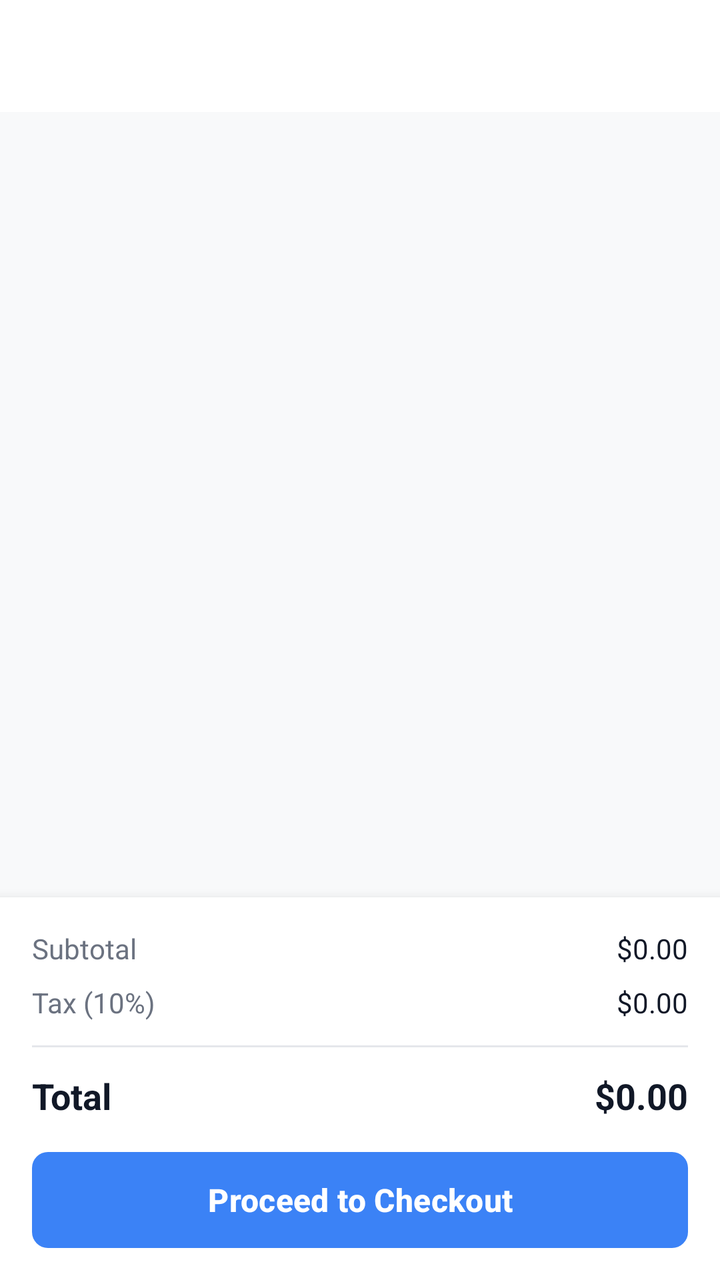
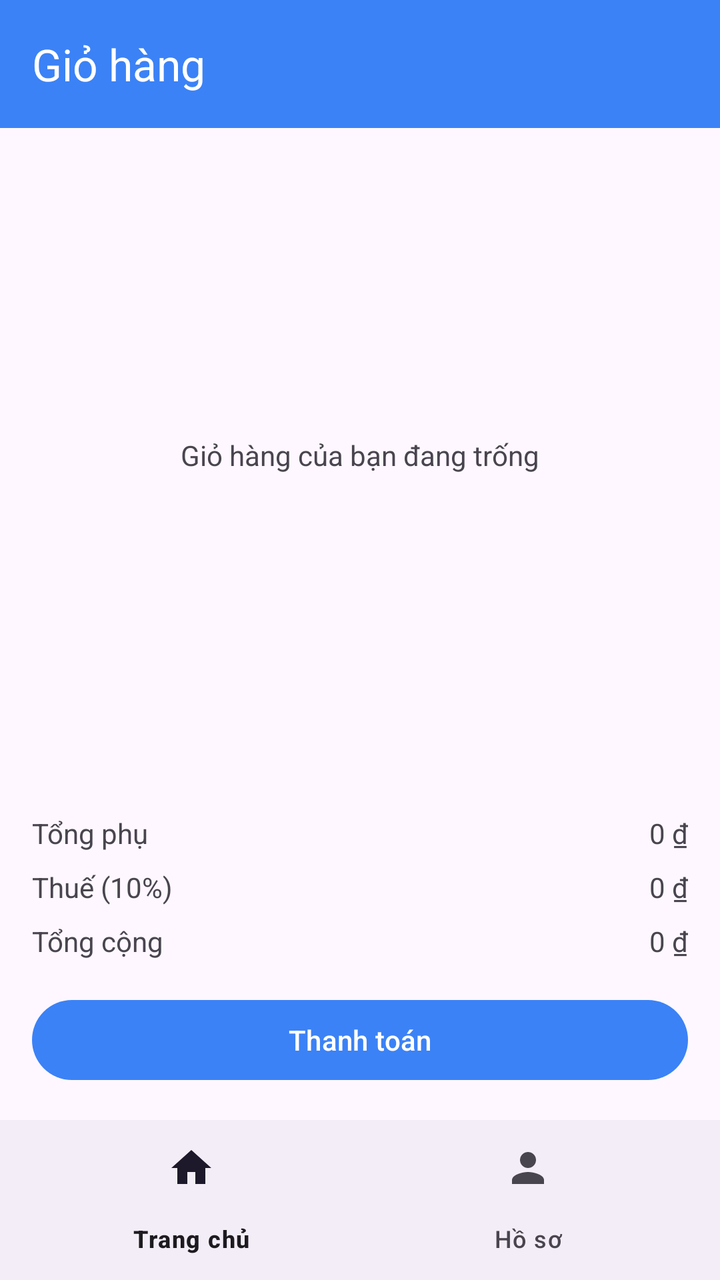

An Android layout rendered at two revisions. The XML below is the earlier revision; the diff shows what the commit changed to produce the second picture.
<!-- AndroidManifest.xml: application theme Theme.Gky -->
<!-- res/layout/activity_cart.xml -->
<?xml version="1.0" encoding="utf-8"?>
<androidx.constraintlayout.widget.ConstraintLayout xmlns:android="http://schemas.android.com/apk/res/android"
    xmlns:app="http://schemas.android.com/apk/res-auto"
    android:layout_width="match_parent"
    android:layout_height="match_parent"
    android:background="#F8F9FA">

    
    <androidx.appcompat.widget.Toolbar
        android:id="@+id/toolbar"
        android:layout_width="match_parent"
        android:layout_height="56dp"
        android:background="@android:color/white"
        android:elevation="4dp"
        app:layout_constraintEnd_toEndOf="parent"
        app:layout_constraintStart_toStartOf="parent"
        app:layout_constraintTop_toTopOf="parent" />

    
    <androidx.recyclerview.widget.RecyclerView
        android:id="@+id/rvCartItems"
        android:layout_width="match_parent"
        android:layout_height="0dp"
        android:padding="8dp"
        app:layout_constraintBottom_toTopOf="@+id/priceContainer"
        app:layout_constraintEnd_toEndOf="parent"
        app:layout_constraintStart_toStartOf="parent"
        app:layout_constraintTop_toBottomOf="@+id/toolbar" />

    
    <LinearLayout
        android:id="@+id/tvEmptyCart"
        android:layout_width="wrap_content"
        android:layout_height="wrap_content"
        android:orientation="vertical"
        android:gravity="center"
        android:visibility="gone"
        app:layout_constraintBottom_toBottomOf="@+id/rvCartItems"
        app:layout_constraintEnd_toEndOf="@+id/rvCartItems"
        app:layout_constraintStart_toStartOf="@+id/rvCartItems"
        app:layout_constraintTop_toTopOf="@+id/rvCartItems">

        <ImageView
            android:layout_width="80dp"
            android:layout_height="80dp"
            android:src="@drawable/ic_shopping_cart"
            android:alpha="0.3"
            android:layout_marginBottom="16dp" />

        <TextView
            android:layout_width="wrap_content"
            android:layout_height="wrap_content"
            android:text="Your cart is empty"
            android:textSize="18sp"
            android:textColor="#6B7280"
            android:textStyle="bold" />

        <TextView
            android:layout_width="wrap_content"
            android:layout_height="wrap_content"
            android:text="Add some products to get started"
            android:textSize="14sp"
            android:textColor="#9CA3AF"
            android:layout_marginTop="8dp" />

    </LinearLayout>

    
    <LinearLayout
        android:id="@+id/priceContainer"
        android:layout_width="match_parent"
        android:layout_height="wrap_content"
        android:orientation="vertical"
        android:background="@android:color/white"
        android:elevation="8dp"
        android:padding="16dp"
        app:layout_constraintBottom_toBottomOf="parent"
        app:layout_constraintEnd_toEndOf="parent"
        app:layout_constraintStart_toStartOf="parent">

        
        <LinearLayout
            android:layout_width="match_parent"
            android:layout_height="wrap_content"
            android:orientation="horizontal"
            android:layout_marginBottom="8dp">

            <TextView
                android:layout_width="0dp"
                android:layout_height="wrap_content"
                android:layout_weight="1"
                android:text="Subtotal"
                android:textColor="#6B7280"
                android:textSize="14sp" />

            <TextView
                android:id="@+id/tvSubtotal"
                android:layout_width="wrap_content"
                android:layout_height="wrap_content"
                android:text="$0.00"
                android:textColor="#111827"
                android:textSize="14sp" />

        </LinearLayout>

        
        <LinearLayout
            android:layout_width="match_parent"
            android:layout_height="wrap_content"
            android:orientation="horizontal"
            android:layout_marginBottom="12dp">

            <TextView
                android:layout_width="0dp"
                android:layout_height="wrap_content"
                android:layout_weight="1"
                android:text="Tax (10%)"
                android:textColor="#6B7280"
                android:textSize="14sp" />

            <TextView
                android:id="@+id/tvTax"
                android:layout_width="wrap_content"
                android:layout_height="wrap_content"
                android:text="$0.00"
                android:textColor="#111827"
                android:textSize="14sp" />

        </LinearLayout>

        
        <View
            android:layout_width="match_parent"
            android:layout_height="1dp"
            android:background="#E5E7EB"
            android:layout_marginBottom="12dp" />

        
        <LinearLayout
            android:layout_width="match_parent"
            android:layout_height="wrap_content"
            android:orientation="horizontal"
            android:layout_marginBottom="16dp">

            <TextView
                android:layout_width="0dp"
                android:layout_height="wrap_content"
                android:layout_weight="1"
                android:text="Total"
                android:textColor="#111827"
                android:textSize="18sp"
                android:textStyle="bold" />

            <TextView
                android:id="@+id/tvTotal"
                android:layout_width="wrap_content"
                android:layout_height="wrap_content"
                android:text="$0.00"
                android:textColor="#111827"
                android:textSize="18sp"
                android:textStyle="bold" />

        </LinearLayout>

        
        <Button
            android:id="@+id/btnCheckout"
            android:layout_width="match_parent"
            android:layout_height="48dp"
            android:text="Proceed to Checkout"
            android:textColor="@android:color/white"
            android:background="@drawable/button_primary"
            android:textStyle="bold"
            android:textSize="16sp" />

    </LinearLayout>

</androidx.constraintlayout.widget.ConstraintLayout>
<!-- resources referenced by this layout -->
<resources>
  <!-- drawable button_primary (drawable) -->
  <?xml version="1.0" encoding="utf-8"?>
  <shape xmlns:android="http://schemas.android.com/apk/res/android"
      android:shape="rectangle">
      <solid android:color="#3B82F6" />
      <corners android:radius="8dp" />
  </shape>
  <!-- drawable ic_shopping_cart (drawable) -->
  <?xml version="1.0" encoding="utf-8"?>
  <vector xmlns:android="http://schemas.android.com/apk/res/android"
      android:width="24dp"
      android:height="24dp"
      android:viewportWidth="24"
      android:viewportHeight="24">
      <path
          android:fillColor="#FF000000"
          android:pathData="M7,18c1.1,0 2,0.9 2,2s-0.9,2 -2,2 -2,-0.9 -2,-2 0.9,-2 2,-2zM1,2v2h2l3.6,7.59 -1.35,2.45c-0.16,0.28 -0.25,0.61 -0.25,0.96 0,1.1 0.9,2 2,2h12v-2L7.42,15c-0.14,0 -0.25,-0.11 -0.25,-0.25l0.03,-0.12L8.1,13h7.45c0.75,0 1.41,-0.41 1.75,-1.03L21.7,4H5.21l-0.94,-2L1,2zM17,18c1.1,0 2,0.9 2,2s-0.9,2 -2,2 -2,-0.9 -2,-2 0.9,-2 2,-2z"/>
  </vector>
  <style name="Theme.Gky" parent="Base.Theme.Gky" />
  <style name="Base.Theme.Gky" parent="Theme.Material3.DayNight.NoActionBar">
          
          <item name="colorPrimary">#3B82F6</item>
          <item name="colorPrimaryVariant">#1E40AF</item>
          <item name="colorOnPrimary">#FFFFFF</item>
          <item name="colorSecondary">#10B981</item>
          <item name="colorSecondaryVariant">#059669</item>
          <item name="colorOnSecondary">#FFFFFF</item>
          <item name="android:statusBarColor">@color/primary_blue_dark</item>
      </style>
  <color name="primary_blue_dark">#1E40AF</color>
</resources>

<!-- the commit's change to res/layout/activity_cart.xml (unified diff, before → after) -->
@@ -1,178 +1,121 @@
 <?xml version="1.0" encoding="utf-8"?>
-<androidx.constraintlayout.widget.ConstraintLayout xmlns:android="http://schemas.android.com/apk/res/android"
+<RelativeLayout xmlns:android="http://schemas.android.com/apk/res/android"
     xmlns:app="http://schemas.android.com/apk/res-auto"
     android:layout_width="match_parent"
-    android:layout_height="match_parent"
-    android:background="#F8F9FA">
+    android:layout_height="match_parent">
 
-    
+    <LinearLayout
+        android:layout_width="match_parent"
+        android:layout_height="match_parent"
+        android:orientation="vertical"
+        android:layout_above="@+id/bottom_navigation">
+
     <androidx.appcompat.widget.Toolbar
         android:id="@+id/toolbar"
         android:layout_width="match_parent"
-        android:layout_height="56dp"
-        android:background="@android:color/white"
-        android:elevation="4dp"
-        app:layout_constraintEnd_toEndOf="parent"
-        app:layout_constraintStart_toStartOf="parent"
-        app:layout_constraintTop_toTopOf="parent" />
+        android:layout_height="?attr/actionBarSize"
+        android:background="?attr/colorPrimary"
+        app:title="@string/cart"
+        app:titleTextColor="@android:color/white" />
 
-    
-    <androidx.recyclerview.widget.RecyclerView
-        android:id="@+id/rvCartItems"
+    <FrameLayout
         android:layout_width="match_parent"
         android:layout_height="0dp"
-        android:padding="8dp"
-        app:layout_constraintBottom_toTopOf="@+id/priceContainer"
-        app:layout_constraintEnd_toEndOf="parent"
-        app:layout_constraintStart_toStartOf="parent"
-        app:layout_constraintTop_toBottomOf="@+id/toolbar" />
+        android:layout_weight="1">
 
-    
-    <LinearLayout
-        android:id="@+id/tvEmptyCart"
-        android:layout_width="wrap_content"
-        android:layout_height="wrap_content"
-        android:orientation="vertical"
-        android:gravity="center"
-        android:visibility="gone"
-        app:layout_constraintBottom_toBottomOf="@+id/rvCartItems"
-        app:layout_constraintEnd_toEndOf="@+id/rvCartItems"
-        app:layout_constraintStart_toStartOf="@+id/rvCartItems"
-        app:layout_constraintTop_toTopOf="@+id/rvCartItems">
-
-        <ImageView
-            android:layout_width="80dp"
-            android:layout_height="80dp"
-            android:src="@drawable/ic_shopping_cart"
-            android:alpha="0.3"
-            android:layout_marginBottom="16dp" />
+        <androidx.recyclerview.widget.RecyclerView
+            android:id="@+id/rvCartItems"
+            android:layout_width="match_parent"
+            android:layout_height="match_parent"
+            android:padding="8dp" />
 
         <TextView
+            android:id="@+id/tvEmptyCart"
             android:layout_width="wrap_content"
             android:layout_height="wrap_content"
-            android:text="Your cart is empty"
-            android:textSize="18sp"
-            android:textColor="#6B7280"
-            android:textStyle="bold" />
+            android:layout_gravity="center"
+            android:text="Giỏ hàng của bạn đang trống" />
 
-        <TextView
-            android:layout_width="wrap_content"
-            android:layout_height="wrap_content"
-            android:text="Add some products to get started"
-            android:textSize="14sp"
-            android:textColor="#9CA3AF"
-            android:layout_marginTop="8dp" />
+    </FrameLayout>
 
-    </LinearLayout>
-
-    
     <LinearLayout
         android:id="@+id/priceContainer"
         android:layout_width="match_parent"
         android:layout_height="wrap_content"
         android:orientation="vertical"
-        android:background="@android:color/white"
-        android:elevation="8dp"
-        android:padding="16dp"
-        app:layout_constraintBottom_toBottomOf="parent"
-        app:layout_constraintEnd_toEndOf="parent"
-        app:layout_constraintStart_toStartOf="parent">
+        android:padding="16dp">
 
-        
         <LinearLayout
             android:layout_width="match_parent"
             android:layout_height="wrap_content"
-            android:orientation="horizontal"
-            android:layout_marginBottom="8dp">
+            android:orientation="horizontal">
 
             <TextView
                 android:layout_width="0dp"
                 android:layout_height="wrap_content"
                 android:layout_weight="1"
-                android:text="Subtotal"
-                android:textColor="#6B7280"
-                android:textSize="14sp" />
+                android:text="Tổng phụ" />
 
             <TextView
                 android:id="@+id/tvSubtotal"
                 android:layout_width="wrap_content"
                 android:layout_height="wrap_content"
-                android:text="$0.00"
-                android:textColor="#111827"
-                android:textSize="14sp" />
-
+                android:text="0 ₫" />
         </LinearLayout>
 
-        
         <LinearLayout
             android:layout_width="match_parent"
             android:layout_height="wrap_content"
-            android:orientation="horizontal"
-            android:layout_marginBottom="12dp">
+            android:layout_marginTop="8dp"
+            android:orientation="horizontal">
 
             <TextView
                 android:layout_width="0dp"
                 android:layout_height="wrap_content"
                 android:layout_weight="1"
-                android:text="Tax (10%)"
-                android:textColor="#6B7280"
-                android:textSize="14sp" />
+                android:text="Thuế (10%)" />
 
             <TextView
                 android:id="@+id/tvTax"
                 android:layout_width="wrap_content"
                 android:layout_height="wrap_content"
-                android:text="$0.00"
-                android:textColor="#111827"
-                android:textSize="14sp" />
-
+                android:text="0 ₫" />
         </LinearLayout>
 
-        
-        <View
-            android:layout_width="match_parent"
-            android:layout_height="1dp"
-            android:background="#E5E7EB"
-            android:layout_marginBottom="12dp" />
-
-        
         <LinearLayout
             android:layout_width="match_parent"
             android:layout_height="wrap_content"
-            android:orientation="horizontal"
-            android:layout_marginBottom="16dp">
+            android:layout_marginTop="8dp"
+            android:orientation="horizontal">
 
             <TextView
                 android:layout_width="0dp"
                 android:layout_height="wrap_content"
                 android:layout_weight="1"
-                android:text="Total"
-                android:textColor="#111827"
-                android:textSize="18sp"
-                android:textStyle="bold" />
+                android:text="Tổng cộng" />
 
             <TextView
                 android:id="@+id/tvTotal"
                 android:layout_width="wrap_content"
                 android:layout_height="wrap_content"
-                android:text="$0.00"
-                android:textColor="#111827"
-                android:textSize="18sp"
-                android:textStyle="bold" />
-
+                android:text="0 ₫" />
         </LinearLayout>
 
-        
         <Button
             android:id="@+id/btnCheckout"
             android:layout_width="match_parent"
-            android:layout_height="48dp"
-            android:text="Proceed to Checkout"
-            android:textColor="@android:color/white"
-            android:background="@drawable/button_primary"
-            android:textStyle="bold"
-            android:textSize="16sp" />
+            android:layout_height="wrap_content"
+            android:layout_marginTop="16dp"
+            android:text="Thanh toán" />
+    </LinearLayout>
 
     </LinearLayout>
 
-</androidx.constraintlayout.widget.ConstraintLayout>
+    <com.google.android.material.bottomnavigation.BottomNavigationView
+        android:id="@+id/bottom_navigation"
+        android:layout_width="match_parent"
+        android:layout_height="wrap_content"
+        android:layout_alignParentBottom="true"
+        app:menu="@menu/bottom_navigation_menu" />
+
+</RelativeLayout>
<!-- resource entries referenced after the edit -->
@@ -1,23 +1,6 @@
 <!-- resources referenced by this layout -->
 <resources>
-  <!-- drawable button_primary (drawable) -->
-  <?xml version="1.0" encoding="utf-8"?>
-  <shape xmlns:android="http://schemas.android.com/apk/res/android"
-      android:shape="rectangle">
-      <solid android:color="#3B82F6" />
-      <corners android:radius="8dp" />
-  </shape>
-  <!-- drawable ic_shopping_cart (drawable) -->
-  <?xml version="1.0" encoding="utf-8"?>
-  <vector xmlns:android="http://schemas.android.com/apk/res/android"
-      android:width="24dp"
-      android:height="24dp"
-      android:viewportWidth="24"
-      android:viewportHeight="24">
-      <path
-          android:fillColor="#FF000000"
-          android:pathData="M7,18c1.1,0 2,0.9 2,2s-0.9,2 -2,2 -2,-0.9 -2,-2 0.9,-2 2,-2zM1,2v2h2l3.6,7.59 -1.35,2.45c-0.16,0.28 -0.25,0.61 -0.25,0.96 0,1.1 0.9,2 2,2h12v-2L7.42,15c-0.14,0 -0.25,-0.11 -0.25,-0.25l0.03,-0.12L8.1,13h7.45c0.75,0 1.41,-0.41 1.75,-1.03L21.7,4H5.21l-0.94,-2L1,2zM17,18c1.1,0 2,0.9 2,2s-0.9,2 -2,2 -2,-0.9 -2,-2 0.9,-2 2,-2z"/>
-  </vector>
+  <string name="cart">Giỏ hàng</string>
   <style name="Theme.Gky" parent="Base.Theme.Gky" />
   <style name="Base.Theme.Gky" parent="Theme.Material3.DayNight.NoActionBar">
           
